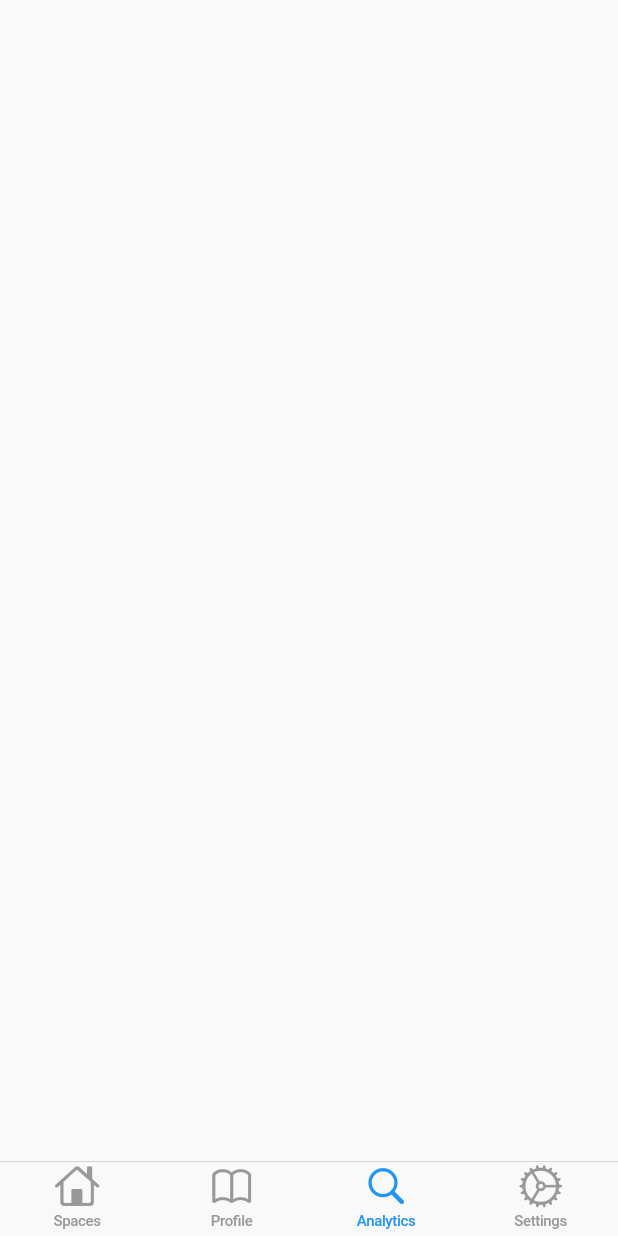
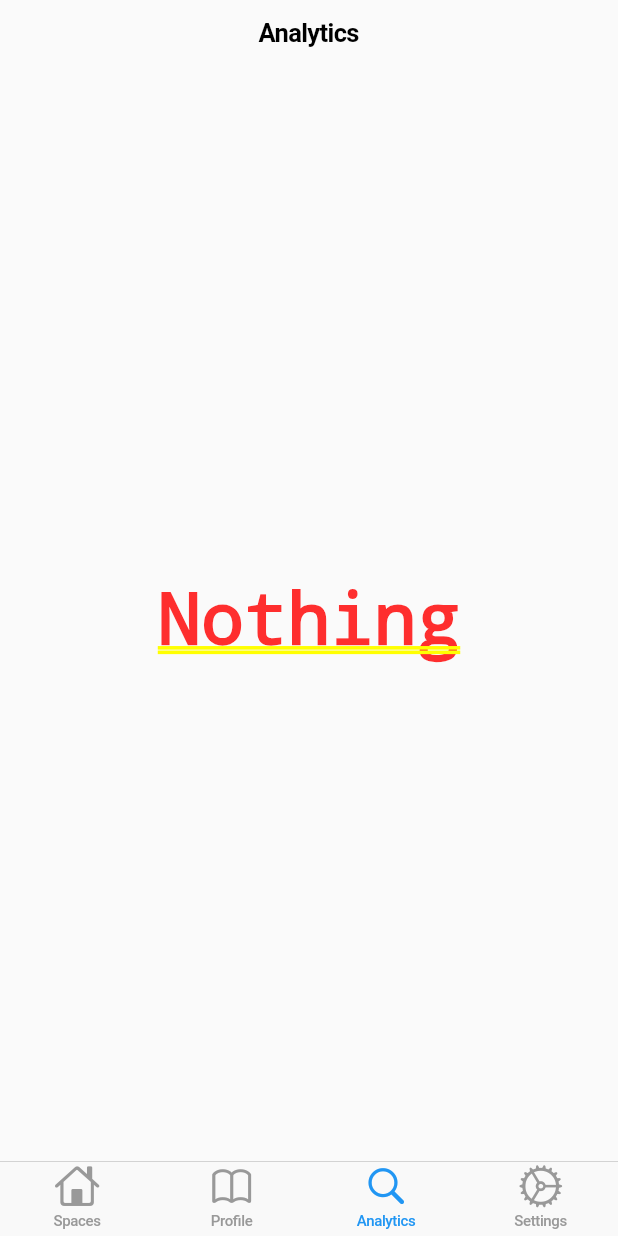
Before and after one commit to syz99/study_spaces, a Flutter app: the screen it shows after launch, item 3 of the bottom bar chosen, on a phone screen of 412 x 824 dp. Run offline on Flutter 3.47's test engine with Material 2 defaults, Android fonts, the phone set to English and light mode, and no system bars.

Commit message:
Added analytics and settings

```diff
--- a/study_spaces/lib/views/analytics.dart
+++ b/study_spaces/lib/views/analytics.dart
@@ -0,0 +1,41 @@
+import 'package:flutter/material.dart';
+import 'package:flutter/cupertino.dart';
+import 'package:flutter/widgets.dart';
+
+class Analytics extends StatefulWidget {
+  Analytics({Key key, this.title}) : super(key: key);
+
+
+  final String title;
+
+  @override
+  _AnalyticsState createState() {
+    // TODO: implement createState
+    return new _AnalyticsState();
+  }
+
+}
+
+class _AnalyticsState extends State<Analytics>{
+  @override
+  Widget build(BuildContext context) {
+    return CupertinoTabView(
+      builder: (context) {
+        return CupertinoPageScaffold(
+          navigationBar: CupertinoNavigationBar(
+            middle: Text('Analytics'),
+          ),
+          child: Center(
+            child: true
+                ? Padding(
+              padding: const EdgeInsets.symmetric(horizontal: 24),
+              child: Text(
+                'Nothing',
+              ),
+            ) : true,
+          ),
+        );
+      },
+    );
+  }
+}
--- a/study_spaces/lib/views/home.dart
+++ b/study_spaces/lib/views/home.dart
@@ -5,7 +5,10 @@
 import 'package:flutter/cupertino.dart';
 import 'package:flutter/widgets.dart';
 import 'package:study_spaces/views/profile.dart';
+import 'package:study_spaces/views/settings.dart';
 import 'package:study_spaces/views/spaces.dart';
+
+import 'analytics.dart';
 
 class HomeScreen extends StatelessWidget {
   @override
@@ -36,11 +39,11 @@ class HomeScreen extends StatelessWidget {
         else if (index == 1) {
           return Profile();
         }
-//        } else if (index == 2) {
-//          // analytics
-//        } else {
-//          // settings
-//        }
+         else if (index == 2) {
+          return Analytics();
+        } else {
+          return Settings();
+        }
       },
     );
   }
```
Also changed, not shown: study_spaces/lib/views/settings.dart (+41 -0 lines).
